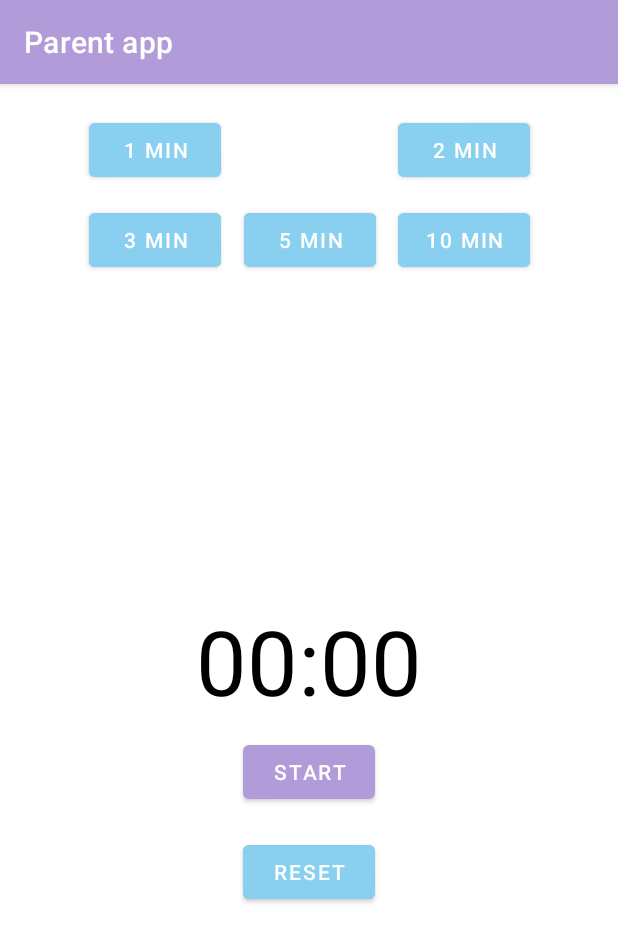
After one commit to omansh-arora/Parent-app, an Android app: the TimerScreen screen opened directly, with no data from a screen before it, on a phone screen of 412 x 824 dp. The commit adds this screen. Shown: the top 942 px of the screen. Run offline under Robolectric (Android 15) with nearby library versions, the phone set to English and light mode, and no system bars.

Commit message:
Added timer screen : Basic presets

```diff
--- a/app/src/main/AndroidManifest.xml
+++ b/app/src/main/AndroidManifest.xml
@@ -10,6 +10,9 @@
         android:supportsRtl="true"
         android:theme="@style/Theme.ParentApp">
         <activity
+            android:name=".UI.TimerScreen"
+            android:exported="false" />
+        <activity
             android:name=".UI.MainActivity"
             android:exported="true">
             <intent-filter>
--- /dev/null
+++ b/app/src/main/java/com/example/parentapp/UI/TimerScreen.java
@@ -0,0 +1,159 @@
+package com.example.parentapp.UI;
+
+import androidx.appcompat.app.AppCompatActivity;
+
+import android.os.Bundle;
+import android.os.CountDownTimer;
+import android.view.View;
+import android.widget.Button;
+import android.widget.TextView;
+
+import com.example.parentapp.R;
+
+import java.util.Locale;
+
+public class TimerScreen extends AppCompatActivity {
+    private static final long START_TIME_MILLIS = 600000;
+
+    private TextView txt_countDown;
+    private Button buttonStartPauseResume;
+    private Button buttonReset;
+
+    private Button oneMin;
+    private Button twoMin;
+    private Button threeMin;
+    private Button fiveMin;
+    private Button tenMin;
+
+    private CountDownTimer countDownTimer;
+
+    private boolean boolTimerRunning;
+
+    private long timeLeftMillis = START_TIME_MILLIS;
+
+    @Override
+    protected void onCreate(Bundle savedInstanceState) {
+        super.onCreate(savedInstanceState);
+        setContentView(R.layout.activity_timer_screen);
+
+        txt_countDown = findViewById(R.id.timer_txt_timer);
+
+        buttonStartPauseResume = findViewById(R.id.timer_bt_start_pause_reset);
+        buttonReset = findViewById(R.id.timer_bt_reset);
+
+        oneMin = findViewById(R.id.timer_bt_1min);
+        twoMin = findViewById(R.id.timer_bt_2min);
+        threeMin = findViewById(R.id.timer_bt_3min);
+        fiveMin = findViewById(R.id.timer_bt_5min);
+        tenMin = findViewById(R.id.timer_bt_10min);
+
+        buttonStartPauseResume.setOnClickListener(new View.OnClickListener() {
+            @Override
+            public void onClick(View view) {
+                if(boolTimerRunning) pauseTimer();
+                else startTimer();
+
+            }
+        });
+
+        buttonReset.setOnClickListener(new View.OnClickListener() {
+            @Override
+            public void onClick(View view) {
+                resetTimer();
+            }
+        });
+
+        oneMin.setOnClickListener(new View.OnClickListener() {
+            @Override
+            public void onClick(View view) {
+                setTime(1);
+            }
+        });
+        twoMin.setOnClickListener(new View.OnClickListener() {
+            @Override
+            public void onClick(View view) {
+                setTime(2);
+            }
+        });
+        threeMin.setOnClickListener(new View.OnClickListener() {
+            @Override
+            public void onClick(View view) {
+                setTime(3);
+            }
+        });
+        fiveMin.setOnClickListener(new View.OnClickListener() {
+            @Override
+            public void onClick(View view) {
+                setTime(5);
+            }
+        });
+        tenMin.setOnClickListener(new View.OnClickListener() {
+            @Override
+            public void onClick(View view) {
+                setTime(10);
+            }
+        });
+
+    }
+
+    private void setTime(int i) {
+
+        timeLeftMillis = (long)i*60*1000;
+        updateCountDownText();
+
+    }
+
+    private void pauseTimer() {
+
+        countDownTimer.cancel();
+        boolTimerRunning =false;
+        buttonStartPauseResume.setText("Start");
+        buttonReset.setVisibility(View.VISIBLE);
+
+    }
+
+    private void startTimer() {
+
+        countDownTimer = new CountDownTimer(timeLeftMillis, 1000) {
+            @Override
+            public void onTick(long millisLeftUntilDone) {
+                timeLeftMillis = millisLeftUntilDone;
+                updateCountDownText();
+            }
+
+            @Override
+            public void onFinish() {
+                boolTimerRunning = false;
+                buttonStartPauseResume.setText("Start");
+                buttonStartPauseResume.setVisibility(View.INVISIBLE);
+                buttonReset.setVisibility(View.VISIBLE);
+
+            }
+        }.start();
+
+        boolTimerRunning = true;
+        buttonStartPauseResume.setText("pause");
+        buttonReset.setVisibility(View.INVISIBLE);
+
+    }
+
+    private void updateCountDownText() {
+
+        int minutes = (int) (timeLeftMillis / 1000) / 60;
+        int seconds = (int) (timeLeftMillis/1000) % 60;
+
+        String timeLeft = String.format(Locale.getDefault(),"%02d:%02d",minutes,seconds);
+
+        txt_countDown.setText(timeLeft);
+
+
+    }
+
+    private void resetTimer() {
+
+        timeLeftMillis = START_TIME_MILLIS;
+        updateCountDownText();
+        buttonStartPauseResume.setVisibility(View.VISIBLE);
+
+    }
+}
--- a/app/src/main/res/layout/activity_main.xml
+++ b/app/src/main/res/layout/activity_main.xml
@@ -15,4 +15,12 @@
         app:layout_constraintRight_toRightOf="parent"
         app:layout_constraintTop_toTopOf="parent" />
 
+    <Button
+        android:id="@+id/btn_mm_help"
+        android:layout_width="wrap_content"
+        android:layout_height="wrap_content"
+        android:text="Button"
+        tools:layout_editor_absoluteX="183dp"
+        tools:layout_editor_absoluteY="165dp" />
+
 </androidx.constraintlayout.widget.ConstraintLayout>
--- /dev/null
+++ b/app/src/main/res/layout/activity_timer_screen.xml
@@ -0,0 +1,108 @@
+<?xml version="1.0" encoding="utf-8"?>
+<androidx.constraintlayout.widget.ConstraintLayout xmlns:android="http://schemas.android.com/apk/res/android"
+    xmlns:app="http://schemas.android.com/apk/res-auto"
+    xmlns:tools="http://schemas.android.com/tools"
+    android:layout_width="match_parent"
+    android:layout_height="match_parent"
+    tools:context=".UI.TimerScreen">
+
+    <TextView
+        android:id="@+id/timer_txt_timer"
+        android:layout_width="wrap_content"
+        android:layout_height="wrap_content"
+        android:text="00:00"
+        android:textColor="#000000"
+        android:textSize="60sp"
+        app:layout_constraintBottom_toBottomOf="parent"
+        app:layout_constraintEnd_toEndOf="parent"
+        app:layout_constraintStart_toStartOf="parent"
+        app:layout_constraintTop_toTopOf="parent" />
+
+    <Button
+        android:id="@+id/timer_bt_reset"
+        android:layout_width="wrap_content"
+        android:layout_height="wrap_content"
+        android:backgroundTint="#89CFF0"
+        android:text="Reset"
+        app:layout_constraintBottom_toBottomOf="parent"
+        app:layout_constraintEnd_toEndOf="parent"
+        app:layout_constraintStart_toStartOf="parent"
+        app:layout_constraintTop_toBottomOf="@+id/timer_bt_start_pause_reset"
+        app:layout_constraintVertical_bias="0.07999998" />
+
+    <Button
+        android:id="@+id/timer_bt_start_pause_reset"
+        android:layout_width="wrap_content"
+        android:layout_height="wrap_content"
+        android:layout_marginTop="10dp"
+        android:text="Start"
+        app:layout_constraintEnd_toEndOf="parent"
+        app:layout_constraintStart_toStartOf="parent"
+        app:layout_constraintTop_toBottomOf="@+id/timer_txt_timer" />
+
+    <Button
+        android:id="@+id/timer_bt_1min"
+        android:layout_width="wrap_content"
+        android:layout_height="wrap_content"
+        android:layout_marginTop="20dp"
+        android:backgroundTint="#89CFF0"
+        android:text="1 min"
+        app:layout_constraintEnd_toStartOf="@+id/guideline2"
+        app:layout_constraintStart_toStartOf="parent"
+        app:layout_constraintTop_toTopOf="parent" />
+
+    <Button
+        android:id="@+id/timer_bt_3min"
+        android:layout_width="wrap_content"
+        android:layout_height="wrap_content"
+        android:layout_marginTop="80dp"
+        android:backgroundTint="#89CFF0"
+        android:text="3 min"
+        app:layout_constraintEnd_toStartOf="@+id/guideline2"
+        app:layout_constraintStart_toStartOf="parent"
+        app:layout_constraintTop_toTopOf="parent" />
+
+    <Button
+        android:id="@+id/timer_bt_2min"
+        android:layout_width="wrap_content"
+        android:layout_height="wrap_content"
+        android:layout_marginTop="20dp"
+        android:backgroundTint="#89CFF0"
+        android:text="2 min"
+        app:layout_constraintEnd_toEndOf="parent"
+        app:layout_constraintStart_toStartOf="@+id/guideline2"
+        app:layout_constraintTop_toTopOf="parent" />
+
+    <Button
+        android:id="@+id/timer_bt_10min"
+        android:layout_width="wrap_content"
+        android:layout_height="wrap_content"
+        android:layout_marginTop="80dp"
+        android:backgroundTint="#89CFF0"
+        android:text="10 min"
+        app:layout_constraintEnd_toEndOf="parent"
+        app:layout_constraintHorizontal_bias="0.504"
+        app:layout_constraintStart_toStartOf="@+id/guideline2"
+        app:layout_constraintTop_toTopOf="parent" />
+
+    <Button
+        android:id="@+id/timer_bt_5min"
+        android:layout_width="wrap_content"
+        android:layout_height="wrap_content"
+        android:layout_marginTop="80dp"
+        android:backgroundTint="#89CFF0"
+        android:text="5 min"
+        app:layout_constraintEnd_toStartOf="@+id/timer_bt_10min"
+        app:layout_constraintStart_toEndOf="@+id/timer_bt_3min"
+        app:layout_constraintTop_toTopOf="parent" />
+
+    <androidx.constraintlayout.widget.Guideline
+        android:id="@+id/guideline2"
+        android:layout_width="wrap_content"
+        android:layout_height="wrap_content"
+        android:orientation="vertical"
+        app:layout_constraintEnd_toEndOf="parent"
+        app:layout_constraintGuide_end="206dp"
+        app:layout_constraintHorizontal_bias="0.14"
+        app:layout_constraintStart_toStartOf="parent" />
+</androidx.constraintlayout.widget.ConstraintLayout>
--- a/app/src/main/res/values/colors.xml
+++ b/app/src/main/res/values/colors.xml
@@ -1,7 +1,7 @@
 <?xml version="1.0" encoding="utf-8"?>
 <resources>
     <color name="purple_200">#FFBB86FC</color>
-    <color name="purple_500">#FF6200EE</color>
+    <color name="purple_500">#B19CD9</color>
     <color name="purple_700">#FF3700B3</color>
     <color name="teal_200">#FF03DAC5</color>
     <color name="teal_700">#FF018786</color>
--- a/app/src/main/res/values/strings.xml
+++ b/app/src/main/res/values/strings.xml
@@ -1,3 +1,4 @@
 <resources>
     <string name="app_name">Parent app</string>
+    <string name="start">Start</string>
 </resources>
```
